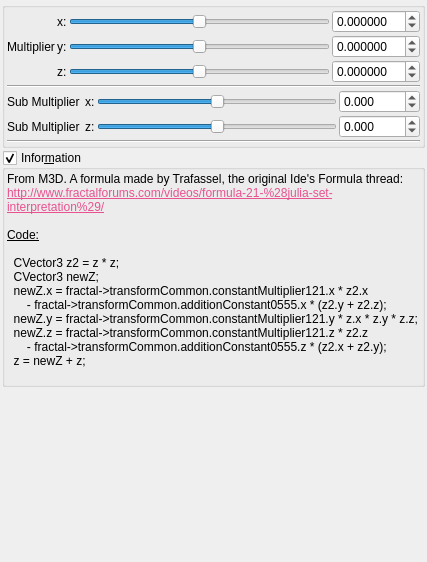
Before: the Qt Designer form mandelbulber2/qt_data/fractal_ides2.ui in buddhi1980/mandelbulber2, drawn with Qt 5.
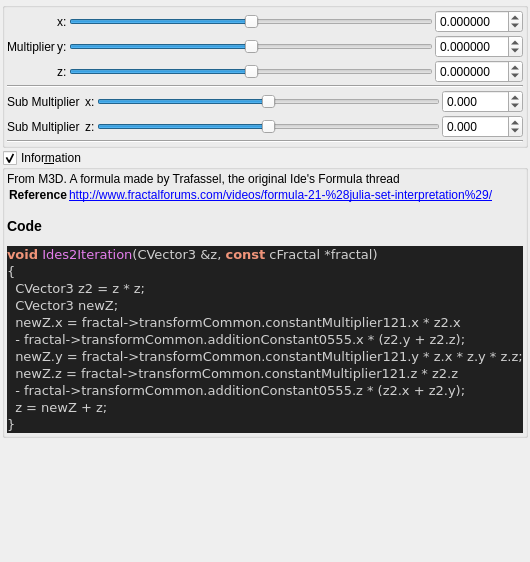
After: the same form once the commit is applied. Custom widgets are drawn as their Qt base class.

Patch:
```diff
--- a/mandelbulber2/qt_data/fractal_ides2.ui
+++ b/mandelbulber2/qt_data/fractal_ides2.ui
@@ -429,24 +429,33 @@
       <item>
        <widget class="QLabel" name="label_4">
         <property name="text">
-         <string>&lt;!DOCTYPE HTML PUBLIC &quot;-//W3C//DTD HTML 4.0//EN&quot; &quot;http://www.w3.org/TR/REC-html40/strict.dtd&quot;&gt;
-&lt;html&gt;&lt;head&gt;&lt;meta name=&quot;qrichtext&quot; content=&quot;1&quot; /&gt;&lt;style type=&quot;text/css&quot;&gt;
-p, li { white-space: pre-wrap; }
-&lt;/style&gt;&lt;/head&gt;&lt;body&gt;
-&lt;p style=&quot; margin-top:0px; margin-bottom:0px; margin-left:0px; margin-right:0px; -qt-block-indent:0; text-indent:0px;&quot;&gt;From M3D. A formula made by Trafassel, the original Ide's Formula thread:&lt;/p&gt;
-&lt;p style=&quot; margin-top:0px; margin-bottom:0px; margin-left:0px; margin-right:0px; -qt-block-indent:0; text-indent:0px;&quot;&gt;&lt;a href=&quot;http://www.fractalforums.com/videos/formula-21-%28julia-set-interpretation%29/&quot;&gt;&lt;span style=&quot; text-decoration: underline; color:#e85290;&quot;&gt;http://www.fractalforums.com/videos/formula-21-%28julia-set-interpretation%29/&lt;/span&gt;&lt;/a&gt;&lt;/p&gt;
-&lt;p style=&quot;-qt-paragraph-type:empty; margin-top:0px; margin-bottom:0px; margin-left:0px; margin-right:0px; -qt-block-indent:0; text-indent:0px;&quot;&gt;&lt;br /&gt;&lt;/p&gt;
-&lt;p style=&quot; margin-top:0px; margin-bottom:0px; margin-left:0px; margin-right:0px; -qt-block-indent:0; text-indent:0px;&quot;&gt;&lt;span style=&quot; text-decoration: underline;&quot;&gt;Code:&lt;/span&gt;&lt;/p&gt;
-&lt;p style=&quot;-qt-paragraph-type:empty; margin-top:0px; margin-bottom:0px; margin-left:0px; margin-right:0px; -qt-block-indent:0; text-indent:0px; text-decoration: underline;&quot;&gt;&lt;br /&gt;&lt;/p&gt;
-&lt;p style=&quot; margin-top:0px; margin-bottom:0px; margin-left:0px; margin-right:0px; -qt-block-indent:0; text-indent:0px;&quot;&gt;  CVector3 z2 = z * z;&lt;/p&gt;
-&lt;p style=&quot; margin-top:0px; margin-bottom:0px; margin-left:0px; margin-right:0px; -qt-block-indent:0; text-indent:0px;&quot;&gt;  CVector3 newZ;&lt;/p&gt;
-&lt;p style=&quot; margin-top:0px; margin-bottom:0px; margin-left:0px; margin-right:0px; -qt-block-indent:0; text-indent:0px;&quot;&gt;  newZ.x = fractal-&amp;gt;transformCommon.constantMultiplier121.x * z2.x&lt;/p&gt;
-&lt;p style=&quot; margin-top:0px; margin-bottom:0px; margin-left:0px; margin-right:0px; -qt-block-indent:0; text-indent:0px;&quot;&gt;      - fractal-&amp;gt;transformCommon.additionConstant0555.x * (z2.y + z2.z);&lt;/p&gt;
-&lt;p style=&quot; margin-top:0px; margin-bottom:0px; margin-left:0px; margin-right:0px; -qt-block-indent:0; text-indent:0px;&quot;&gt;  newZ.y = fractal-&amp;gt;transformCommon.constantMultiplier121.y * z.x * z.y * z.z;&lt;/p&gt;
-&lt;p style=&quot; margin-top:0px; margin-bottom:0px; margin-left:0px; margin-right:0px; -qt-block-indent:0; text-indent:0px;&quot;&gt;  newZ.z = fractal-&amp;gt;transformCommon.constantMultiplier121.z * z2.z&lt;/p&gt;
-&lt;p style=&quot; margin-top:0px; margin-bottom:0px; margin-left:0px; margin-right:0px; -qt-block-indent:0; text-indent:0px;&quot;&gt;      - fractal-&amp;gt;transformCommon.additionConstant0555.z * (z2.x + z2.y);&lt;/p&gt;
-&lt;p style=&quot; margin-top:0px; margin-bottom:0px; margin-left:0px; margin-right:0px; -qt-block-indent:0; text-indent:0px;&quot;&gt;  z = newZ + z;&lt;/p&gt;
-&lt;p style=&quot;-qt-paragraph-type:empty; margin-top:0px; margin-bottom:0px; margin-left:0px; margin-right:0px; -qt-block-indent:0; text-indent:0px;&quot;&gt;&lt;br /&gt;&lt;/p&gt;&lt;/body&gt;&lt;/html&gt;</string>
+         <string>&lt;p&gt;From M3D. A formula made by Trafassel, the original Ide's Formula thread&lt;/p&gt;&lt;table&gt;
+&lt;tr&gt;&lt;th&gt;Reference&lt;/th&gt;&lt;td&gt;&lt;a href=&quot;http://www.fractalforums.com/videos/formula-21-%28julia-set-interpretation%29/&quot;&gt;http://www.fractalforums.com/videos/formula-21-%28julia-set-interpretation%29/&lt;/a&gt;&lt;/td&gt;&lt;/tr&gt;
+&lt;/table&gt;
+&lt;h3&gt;Code&lt;/h3&gt;
+&lt;!DOCTYPE HTML PUBLIC &quot;-//W3C//DTD HTML 4.0 Transitional//EN&quot;&gt;
+&lt;html&gt;
+&lt;head&gt;
+&lt;meta http-equiv=&quot;content-type&quot; content=&quot;text/html; charset=ISO-8859-1&quot;&gt;
+&lt;title&gt;Source file&lt;/title&gt;
+&lt;/head&gt;
+&lt;body style=&quot;background-color:#202020&quot;&gt;
+&lt;pre style=&quot;color:#d0d0d0; background-color:#202020; font-size:10pt; font-family:'Courier New';&quot;&gt;&lt;span style=&quot;color:#f09479; font-weight:bold&quot;&gt;void&lt;/span&gt; &lt;span style=&quot;color:#e47eed&quot;&gt;Ides2Iteration&lt;/span&gt;&lt;span style=&quot;color:#d0d0d0&quot;&gt;(&lt;/span&gt;CVector3 &lt;span style=&quot;color:#d0d0d0&quot;&gt;&amp;amp;&lt;/span&gt;z&lt;span style=&quot;color:#d0d0d0&quot;&gt;,&lt;/span&gt; &lt;span style=&quot;color:#f09479; font-weight:bold&quot;&gt;const&lt;/span&gt; cFractal &lt;span style=&quot;color:#d0d0d0&quot;&gt;*&lt;/span&gt;fractal&lt;span style=&quot;color:#d0d0d0&quot;&gt;)&lt;/span&gt;
+&lt;span style=&quot;color:#d0d0d0&quot;&gt;{&lt;/span&gt;
+  CVector3 z2 &lt;span style=&quot;color:#d0d0d0&quot;&gt;=&lt;/span&gt; z &lt;span style=&quot;color:#d0d0d0&quot;&gt;*&lt;/span&gt; z&lt;span style=&quot;color:#d0d0d0&quot;&gt;;&lt;/span&gt;
+  CVector3 newZ&lt;span style=&quot;color:#d0d0d0&quot;&gt;;&lt;/span&gt;
+  newZ&lt;span style=&quot;color:#d0d0d0&quot;&gt;.&lt;/span&gt;x &lt;span style=&quot;color:#d0d0d0&quot;&gt;=&lt;/span&gt; fractal&lt;span style=&quot;color:#d0d0d0&quot;&gt;-&amp;gt;&lt;/span&gt;transformCommon&lt;span style=&quot;color:#d0d0d0&quot;&gt;.&lt;/span&gt;constantMultiplier121&lt;span style=&quot;color:#d0d0d0&quot;&gt;.&lt;/span&gt;x &lt;span style=&quot;color:#d0d0d0&quot;&gt;*&lt;/span&gt; z2&lt;span style=&quot;color:#d0d0d0&quot;&gt;.&lt;/span&gt;x
+  &lt;span style=&quot;color:#d0d0d0&quot;&gt;-&lt;/span&gt; fractal&lt;span style=&quot;color:#d0d0d0&quot;&gt;-&amp;gt;&lt;/span&gt;transformCommon&lt;span style=&quot;color:#d0d0d0&quot;&gt;.&lt;/span&gt;additionConstant0555&lt;span style=&quot;color:#d0d0d0&quot;&gt;.&lt;/span&gt;x &lt;span style=&quot;color:#d0d0d0&quot;&gt;* (&lt;/span&gt;z2&lt;span style=&quot;color:#d0d0d0&quot;&gt;.&lt;/span&gt;y &lt;span style=&quot;color:#d0d0d0&quot;&gt;+&lt;/span&gt; z2&lt;span style=&quot;color:#d0d0d0&quot;&gt;.&lt;/span&gt;z&lt;span style=&quot;color:#d0d0d0&quot;&gt;);&lt;/span&gt;
+  newZ&lt;span style=&quot;color:#d0d0d0&quot;&gt;.&lt;/span&gt;y &lt;span style=&quot;color:#d0d0d0&quot;&gt;=&lt;/span&gt; fractal&lt;span style=&quot;color:#d0d0d0&quot;&gt;-&amp;gt;&lt;/span&gt;transformCommon&lt;span style=&quot;color:#d0d0d0&quot;&gt;.&lt;/span&gt;constantMultiplier121&lt;span style=&quot;color:#d0d0d0&quot;&gt;.&lt;/span&gt;y &lt;span style=&quot;color:#d0d0d0&quot;&gt;*&lt;/span&gt; z&lt;span style=&quot;color:#d0d0d0&quot;&gt;.&lt;/span&gt;x &lt;span style=&quot;color:#d0d0d0&quot;&gt;*&lt;/span&gt; z&lt;span style=&quot;color:#d0d0d0&quot;&gt;.&lt;/span&gt;y &lt;span style=&quot;color:#d0d0d0&quot;&gt;*&lt;/span&gt; z&lt;span style=&quot;color:#d0d0d0&quot;&gt;.&lt;/span&gt;z&lt;span style=&quot;color:#d0d0d0&quot;&gt;;&lt;/span&gt;
+  newZ&lt;span style=&quot;color:#d0d0d0&quot;&gt;.&lt;/span&gt;z &lt;span style=&quot;color:#d0d0d0&quot;&gt;=&lt;/span&gt; fractal&lt;span style=&quot;color:#d0d0d0&quot;&gt;-&amp;gt;&lt;/span&gt;transformCommon&lt;span style=&quot;color:#d0d0d0&quot;&gt;.&lt;/span&gt;constantMultiplier121&lt;span style=&quot;color:#d0d0d0&quot;&gt;.&lt;/span&gt;z &lt;span style=&quot;color:#d0d0d0&quot;&gt;*&lt;/span&gt; z2&lt;span style=&quot;color:#d0d0d0&quot;&gt;.&lt;/span&gt;z
+  &lt;span style=&quot;color:#d0d0d0&quot;&gt;-&lt;/span&gt; fractal&lt;span style=&quot;color:#d0d0d0&quot;&gt;-&amp;gt;&lt;/span&gt;transformCommon&lt;span style=&quot;color:#d0d0d0&quot;&gt;.&lt;/span&gt;additionConstant0555&lt;span style=&quot;color:#d0d0d0&quot;&gt;.&lt;/span&gt;z &lt;span style=&quot;color:#d0d0d0&quot;&gt;* (&lt;/span&gt;z2&lt;span style=&quot;color:#d0d0d0&quot;&gt;.&lt;/span&gt;x &lt;span style=&quot;color:#d0d0d0&quot;&gt;+&lt;/span&gt; z2&lt;span style=&quot;color:#d0d0d0&quot;&gt;.&lt;/span&gt;y&lt;span style=&quot;color:#d0d0d0&quot;&gt;);&lt;/span&gt;
+  z &lt;span style=&quot;color:#d0d0d0&quot;&gt;=&lt;/span&gt; newZ &lt;span style=&quot;color:#d0d0d0&quot;&gt;+&lt;/span&gt; z&lt;span style=&quot;color:#d0d0d0&quot;&gt;;&lt;/span&gt;
+&lt;span style=&quot;color:#d0d0d0&quot;&gt;}&lt;/span&gt;
+&lt;/pre&gt;
+&lt;/body&gt;
+&lt;/html&gt;
+&lt;!--HTML generated by highlight 3.9, http://www.andre-simon.de/--&gt;
+</string>
         </property>
         <property name="wordWrap">
          <bool>true</bool>
```
Left out of the diff: 2 changed lines with no effect on the pictures.
